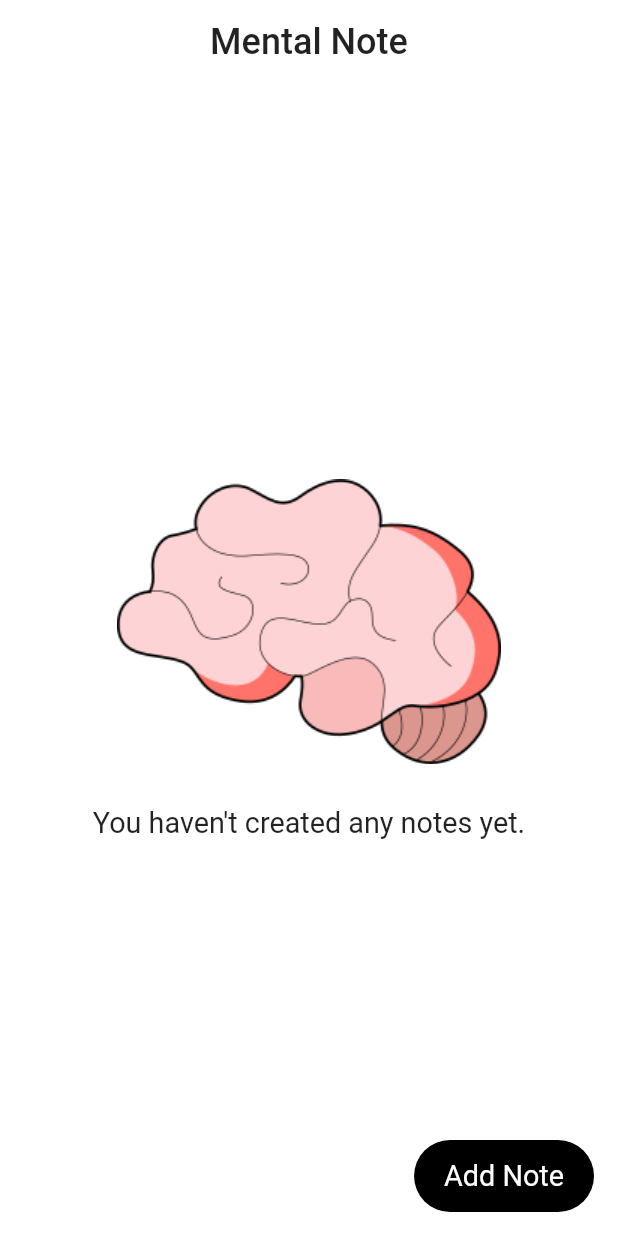
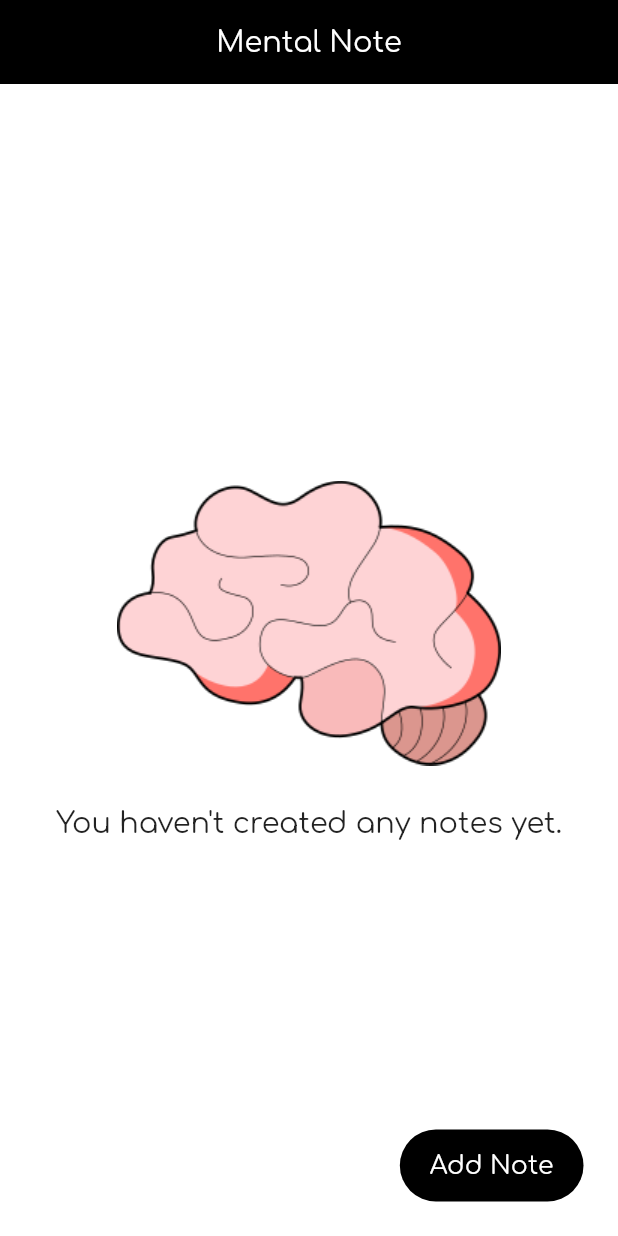
Before and after one commit to keith47733/mental_note, a Flutter app: the screen it shows after launch, on a phone screen of 412 x 824 dp. Run offline on Flutter 3.47's test engine with Material 2 defaults, Android fonts, the phone set to English and light mode, and no system bars; our stand-ins replace cloud_firestore, firebase_core, flutter_native_splash; accounts and stored records are empty; statements that could not run were skipped.

Commit message:
Added font/sizes, splash, icons

```diff
--- a/lib/screens/home_screen.dart
+++ b/lib/screens/home_screen.dart
@@ -24,9 +24,9 @@ class _HomeScreenState extends State<HomeScreen> {
   Widget build(BuildContext context) {
     return Scaffold(
       backgroundColor: Style.bgColor,
-      appBar: appbar(context, Style.bgColor, 'Mental Note'),
+      appBar: appbar(context, Colors.black, 'Mental Note'),
       body: Padding(
-          padding: const EdgeInsets.symmetric(horizontal: Style.spacing),
+          padding: const EdgeInsets.all(Style.spacing),
           child: Column(
               mainAxisAlignment: MainAxisAlignment.start,
               crossAxisAlignment: CrossAxisAlignment.start,
@@ -63,7 +63,9 @@ class _HomeScreenState extends State<HomeScreen> {
               );
             }
             return Padding(
-              padding: const EdgeInsets.only(bottom: Style.spacing * 5.75),
+              padding: const EdgeInsets.only(
+                  // bottom: Style.spacing * 5.75,
+                  ),
               child: GridView(
                   gridDelegate: const SliverGridDelegateWithFixedCrossAxisCount(
                     crossAxisCount: 2,
@@ -83,7 +85,12 @@ class _HomeScreenState extends State<HomeScreen> {
   }
 
   Widget _renderFAB() {
-    return FloatingActionButton.extended(
+    return Padding(
+      padding: const EdgeInsets.only(
+        right: Style.spacing / 2,
+        bottom: Style.spacing / 2,
+      ),
+      child: FloatingActionButton.extended(
         elevation: Style.elevation,
         backgroundColor: Colors.black,
         onPressed: () {
@@ -95,8 +102,9 @@ class _HomeScreenState extends State<HomeScreen> {
         },
         label: Text(
           'Add Note',
-        style: Theme.of(context).textTheme.titleMedium!.copyWith(
+          style: Theme.of(context).textTheme.labelLarge!.copyWith(
                 color: Colors.white,
+              ),
         ),
       ),
     );
--- a/lib/style/style.dart
+++ b/lib/style/style.dart
@@ -15,6 +15,16 @@ class Style {
     Colors.blueGrey.shade100,
   ];
 
+  static List<Color> iconsColor = [
+    Colors.red.shade700,
+    Colors.pink.shade700,
+    Colors.orange.shade700,
+    Colors.yellow.shade700,
+    Colors.green.shade700,
+    Colors.blue.shade700,
+    Colors.blueGrey.shade700,
+  ];
+
   static const textScaleFactor = 1.2;
 
   static const layoutScaleFactor = 1.0;
--- a/lib/widgets/appbar.dart
+++ b/lib/widgets/appbar.dart
@@ -6,9 +6,12 @@ PreferredSizeWidget appbar(BuildContext context, Color color, String title) {
   return AppBar(
     elevation: Style.elevation,
     backgroundColor: color,
+    // scrolledUnderElevation: Style.elevation,
     centerTitle: true,
     title: Text(title),
-    titleTextStyle: Theme.of(context).textTheme.titleLarge,
+    titleTextStyle: Theme.of(context).textTheme.titleMedium!.copyWith(
+          color: color == Colors.black ? Colors.white : Colors.black,
+        ),
     iconTheme: const IconThemeData(color: Colors.black),
   );
 }
```
Also changed, not shown: lib/main.dart (+22 -3 lines), lib/screens/add_note_screen.dart (+7 -5 lines), lib/screens/note_detail_screen.dart (+4 -4 lines), lib/widgets/note_card.dart (+61 -13 lines), pubspec.yaml (+28 -12 lines), assets/fonts/Comfortaa-Bold.ttf (added), assets/fonts/Comfortaa-Regular.ttf (added), assets/images/splash.png (added), assets/images/title.png (added), pubspec.lock, 54 other files. Lines whose indentation alone changed are shown as unchanged.
